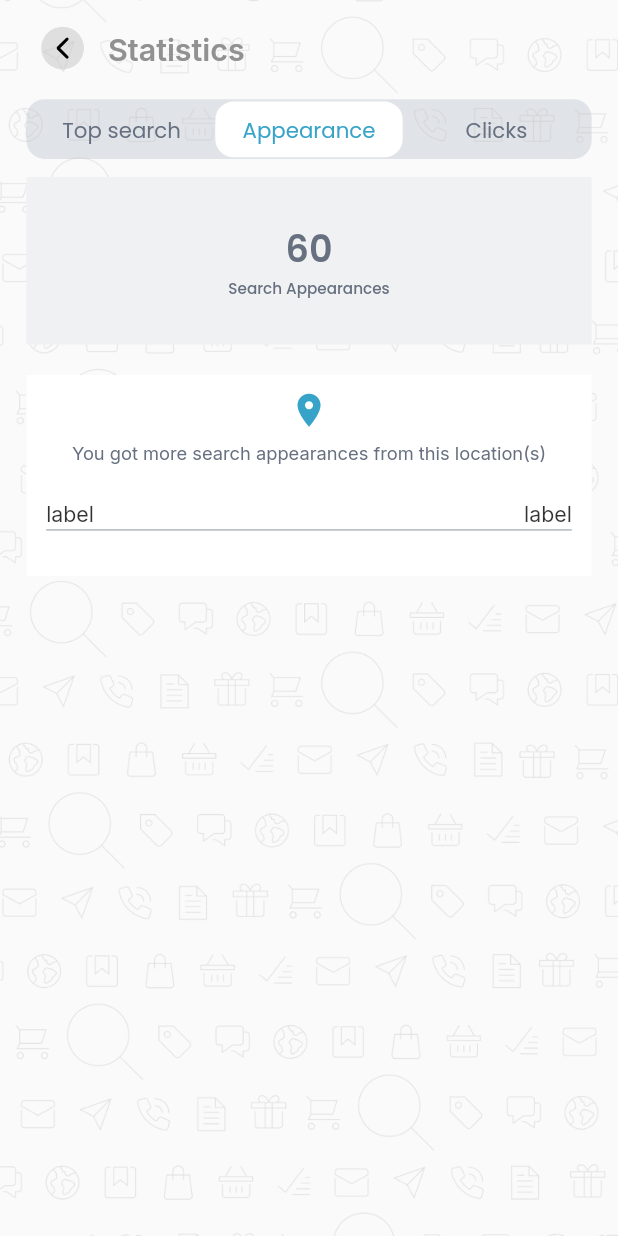
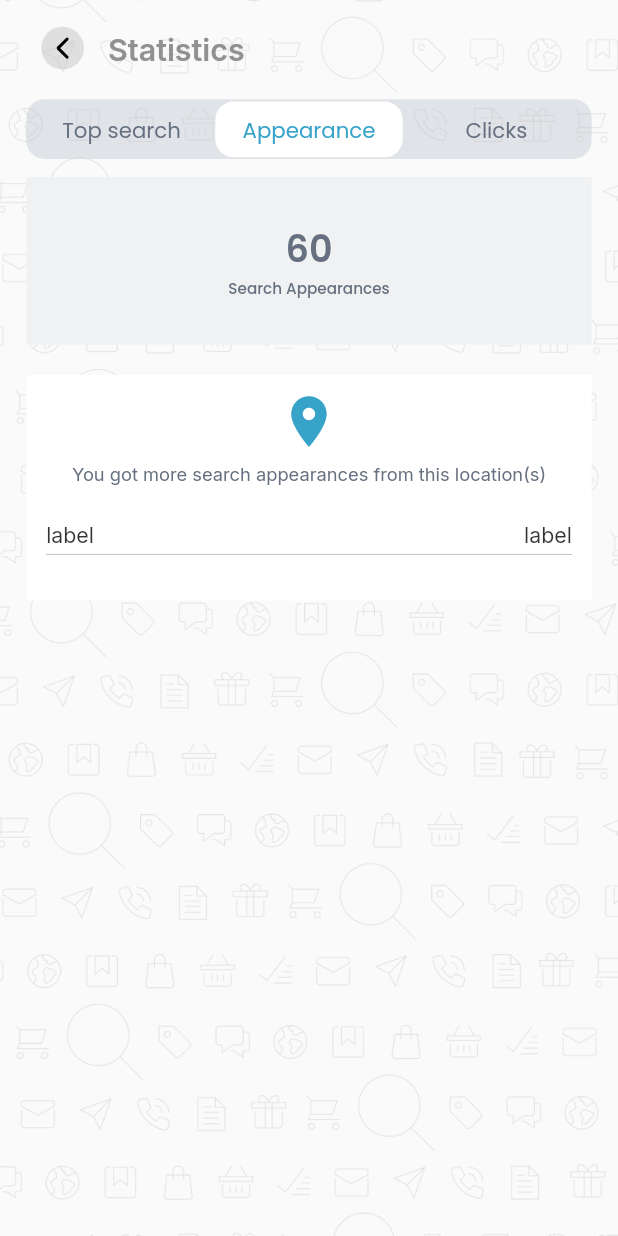
Before and after one commit to BeereApp/BeereMobile, a Flutter app: the VendorStatisticsView screen opened by its route, after a tap on "Appearance", on a phone screen of 412 x 824 dp. Run offline on Flutter 3.47's test engine with Material 2 defaults, Android fonts, the phone set to English and light mode, and no system bars; our stand-ins replace dio, dots_indicator, flutter_screenutil, flutter_svg, gap, get and 7 more; accounts and stored records are empty.

Commit message:
Vendor screens done

```diff
--- a/lib/modules/vendor/home_page_module/view/custom_widgets.dart
+++ b/lib/modules/vendor/home_page_module/view/custom_widgets.dart
@@ -102,7 +102,7 @@ class VendorCard2 extends StatelessWidget {
       elevation: elevation ?? 3,
       shadowColor: Colors.transparent,
       shape: RoundedRectangleBorder(borderRadius: BorderRadius.circular(12.r)),
-      color: color.withOpacity(0.2),
+      color: color.withOpacity(0.1),
       child: Padding(
         padding: EdgeInsets.symmetric(vertical: 8.0.h, horizontal: 12.w),
         child: Column(
--- a/lib/modules/vendor/settings_module/view/vendor_statistics_view.dart
+++ b/lib/modules/vendor/settings_module/view/vendor_statistics_view.dart
@@ -132,7 +132,7 @@ class VendorStatisticsView extends StatelessWidget {
               Icon(
                 Icons.location_on,
                 color: kPrimaryBlue,
-                size: 26.r,
+                size: 40.r,
               ),
               Gap(8.h),
               MyText('You got more search appearances from this location(s)',
@@ -168,7 +168,7 @@ class VendorStatisticsView extends StatelessWidget {
                   color: kPrimaryBlue,
                   fontSize: 12.sp,
                 ),
-                Gap(4.w),
+                Gap(8.w),
                 RotatedBox(
                   quarterTurns: 135,
                   child: SvgPicture.asset(
@@ -186,7 +186,8 @@ class VendorStatisticsView extends StatelessWidget {
         Container(
           alignment: Alignment.center,
           width: double.maxFinite,
-          height: 65.h,
+          height: 70.h,
+          padding: EdgeInsets.symmetric(horizontal: 16.w),
           color: const Color(0xFFFEFAFA),
           child: Row(
             children: [
@@ -220,7 +221,7 @@ class VendorStatisticsView extends StatelessWidget {
                     alignToCenter: false,
                     borderRadius: 16.r,
                     padding:
-                        EdgeInsets.symmetric(horizontal: 8.w, vertical: 2.h),
+                        EdgeInsets.symmetric(horizontal: 12.w, vertical: 2.h),
                   ),
                 ),
               )
@@ -249,9 +250,9 @@ class VendorStatisticsView extends StatelessWidget {
             ),
           ],
         ),
-        Gap(2.h),
+        Gap(4.h),
         Divider(
-          color: kTextGray,
+          color: kLightGray,
           height: 0.5.h,
           thickness: 0.5,
         ),
```
